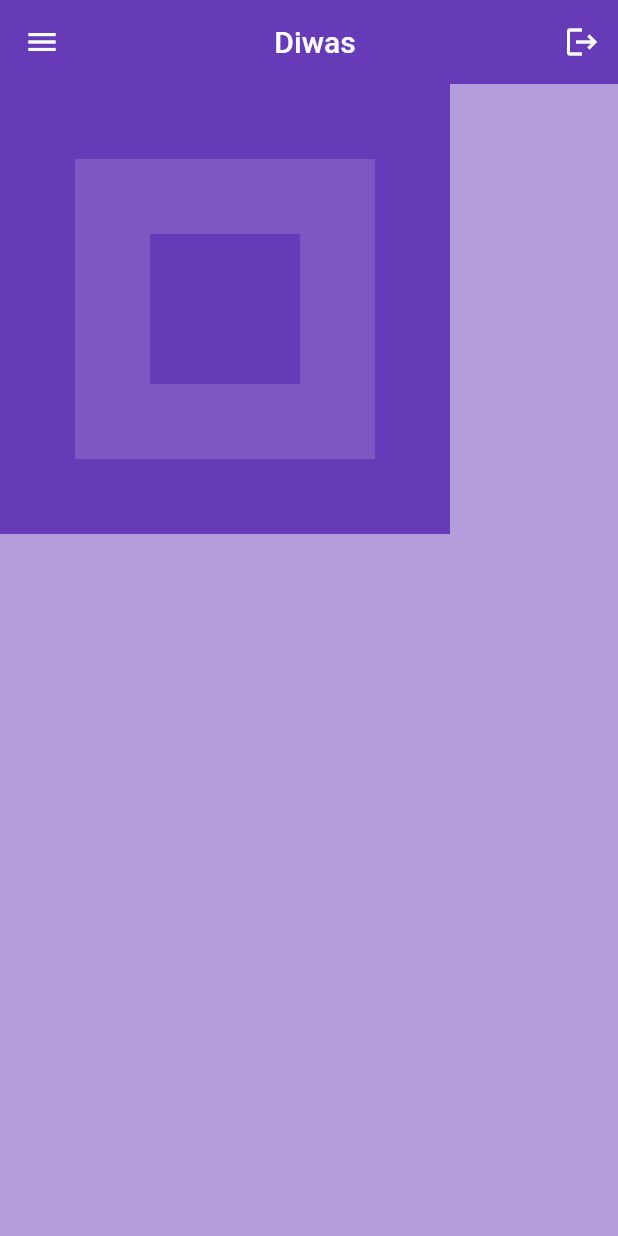
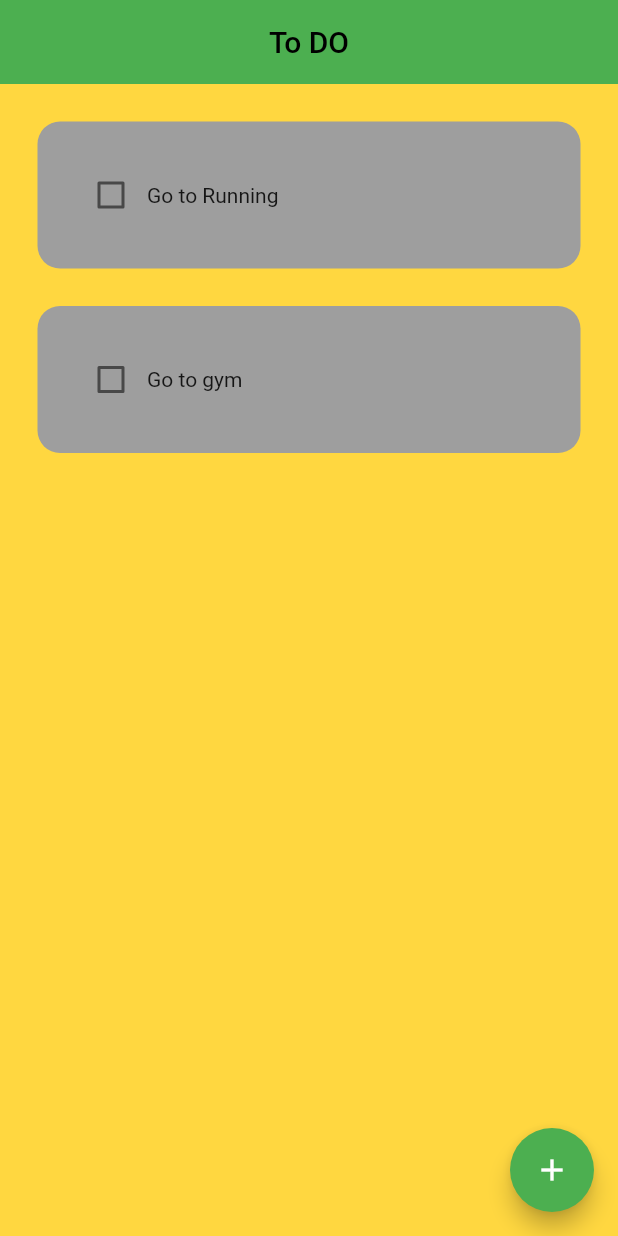
Before and after one commit to Diwashach30/To-do-with-hive, a Flutter app: the screen it shows after launch, on a phone screen of 412 x 824 dp. Run offline on Flutter 3.47's test engine with Material 2 defaults, Android fonts, the phone set to English and light mode, and no system bars.

Commit message:
To DO day 1

```diff
--- a/save_market/lib/main.dart
+++ b/save_market/lib/main.dart
@@ -1,44 +1,25 @@
 import 'package:flutter/material.dart';
+import 'package:save_market/pages/home.dart';
 
 void main() {
   runApp(MyApp());
 }
 
-class MyApp extends StatelessWidget {
+class MyApp extends StatefulWidget {
   MyApp({super.key});
 
   @override
+  State<MyApp> createState() => _MyAppState();
+}
+
+class _MyAppState extends State<MyApp> {
+  @override
   Widget build(BuildContext context) {
     return MaterialApp(
-        debugShowCheckedModeBanner: false,
-        home: Scaffold(
-            backgroundColor: Colors.deepPurple[200],
-            appBar: AppBar(
-              title: Center(child: Text("Diwas")),
-              backgroundColor: Colors.deepPurple,
-              elevation: 0,
-              leading: IconButton(onPressed: () {}, icon: Icon(Icons.menu)),
-              actions: [IconButton(onPressed: () {}, icon: Icon(Icons.logout))],
-            ),
-            body: Stack(
-              alignment: Alignment.center,
-              children: [
-                Container(
-                  height: 300,
-                  width: 300,
-                  color: Colors.deepPurple,
-                ),
-                Container(
-                  height: 200,
-                  width: 200,
-                  color: Colors.deepPurple[400],
-                ),
-                Container(
-                  height: 100,
-                  width: 100,
-                  color: Colors.deepPurple,
-                )
-              ],
-            )));
+      debugShowCheckedModeBanner: false,
+      home: Home(),
+      theme: ThemeData(primarySwatch: Colors.green),
+      routes: {},
+    );
   }
 }
--- /dev/null
+++ b/save_market/lib/pages/home.dart
@@ -0,0 +1,58 @@
+import 'package:flutter/material.dart';
+import 'package:save_market/utils/dialog_box.dart';
+import 'package:save_market/utils/todo_tile.dart';
+
+class Home extends StatefulWidget {
+  const Home({super.key});
+
+  @override
+  State<Home> createState() => _HomeState();
+}
+
+class _HomeState extends State<Home> {
+  List toDoList = [
+    ["Go to Running ", false],
+    ["Go to gym ", false],
+  ];
+
+  void checkBoxChanged(bool? value, int index) {
+    setState(() {
+      toDoList[index][1] = !toDoList[index][1];
+    });
+  }
+
+  void createNewTask() {
+    showDialog(
+      context: context,
+      builder: (context) {
+        return DialogBox();
+      },
+    );
+  }
+
+  @override
+  Widget build(BuildContext context) {
+    return Scaffold(
+      backgroundColor: Colors.amberAccent,
+      appBar: AppBar(
+        title:
+            Center(child: Text("To DO", style: TextStyle(color: Colors.black))),
+        elevation: 0,
+      ),
+      floatingActionButton: FloatingActionButton(
+        onPressed: createNewTask,
+        child: Icon(Icons.add),
+      ),
+      body: ListView.builder(
+        itemCount: toDoList.length,
+        itemBuilder: (context, index) {
+          return ToDoTile(
+            taskName: toDoList[index][0],
+            taskCompleted: toDoList[index][1],
+            onChanged: (value) => checkBoxChanged(value, index),
+          );
+        },
+      ),
+    );
+  }
+}
--- /dev/null
+++ b/save_market/lib/utils/todo_tile.dart
@@ -0,0 +1,43 @@
+// ignore_for_file: public_member_api_docs, sort_constructors_first
+import 'package:flutter/material.dart';
+
+class ToDoTile extends StatelessWidget {
+  final String taskName;
+  final bool taskCompleted;
+  Function(bool?)? onChanged;
+
+  ToDoTile({
+    super.key,
+    required this.taskName,
+    required this.taskCompleted,
+    required this.onChanged,
+  });
+
+  @override
+  Widget build(BuildContext context) {
+    return Padding(
+      padding: const EdgeInsets.only(right: 25, left: 25, top: 25),
+      child: Container(
+        padding: EdgeInsets.all(25.0),
+        decoration: BoxDecoration(
+            color: Colors.grey, borderRadius: BorderRadius.circular(15)),
+        child: Row(
+          children: [
+            Checkbox(
+              value: taskCompleted,
+              onChanged: onChanged,
+              activeColor: Colors.black,
+            ),
+            Text(
+              taskName,
+              style: TextStyle(
+                  decoration: taskCompleted
+                      ? TextDecoration.lineThrough
+                      : TextDecoration.none),
+            ),
+          ],
+        ),
+      ),
+    );
+  }
+}
```
Also changed, not shown: save_market/lib/utils/dialog_box.dart (added, +37 -0 lines), save_market/lib/utils/my_button.dart (added, +16 -0 lines).
